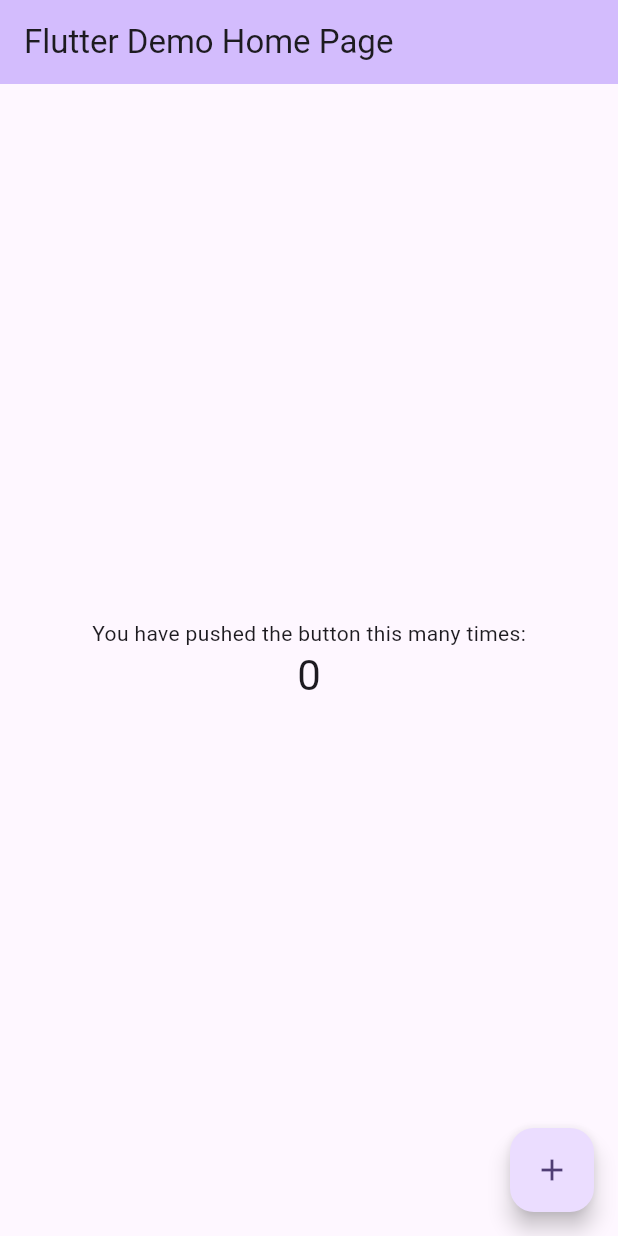
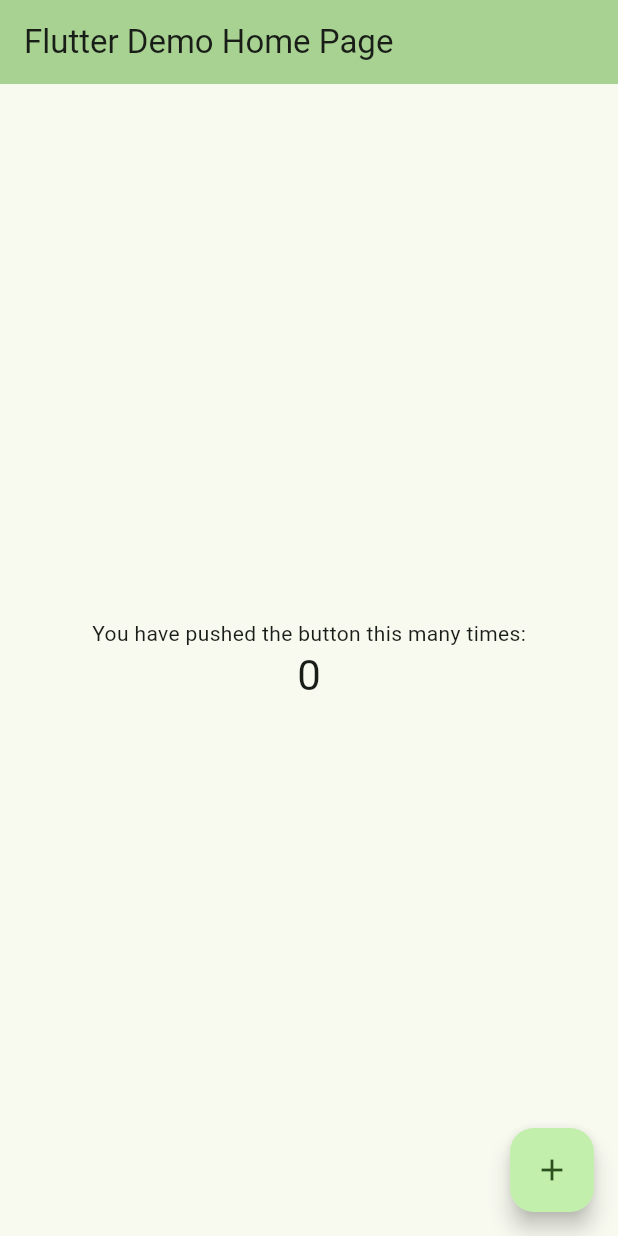
Before and after one commit to faizan-az02/first_app, a Flutter app: the screen it shows after launch, on a phone screen of 412 x 824 dp. Run offline on Flutter 3.47's test engine with Material 3 defaults, Android fonts, the phone set to English and light mode, and no system bars.

Commit message:
Changing Colors

```diff
--- a/lib/main.dart
+++ b/lib/main.dart
@@ -28,7 +28,7 @@ class MyApp extends StatelessWidget {
         //
         // This works for code too, not just values: Most code changes can be
         // tested with just a hot reload.
-        colorScheme: ColorScheme.fromSeed(seedColor: Colors.deepPurple),
+        colorScheme: ColorScheme.fromSeed(seedColor: const Color.fromARGB(255, 85, 255, 0)),
       ),
       home: const MyHomePage(title: 'Flutter Demo Home Page'),
     );
```
